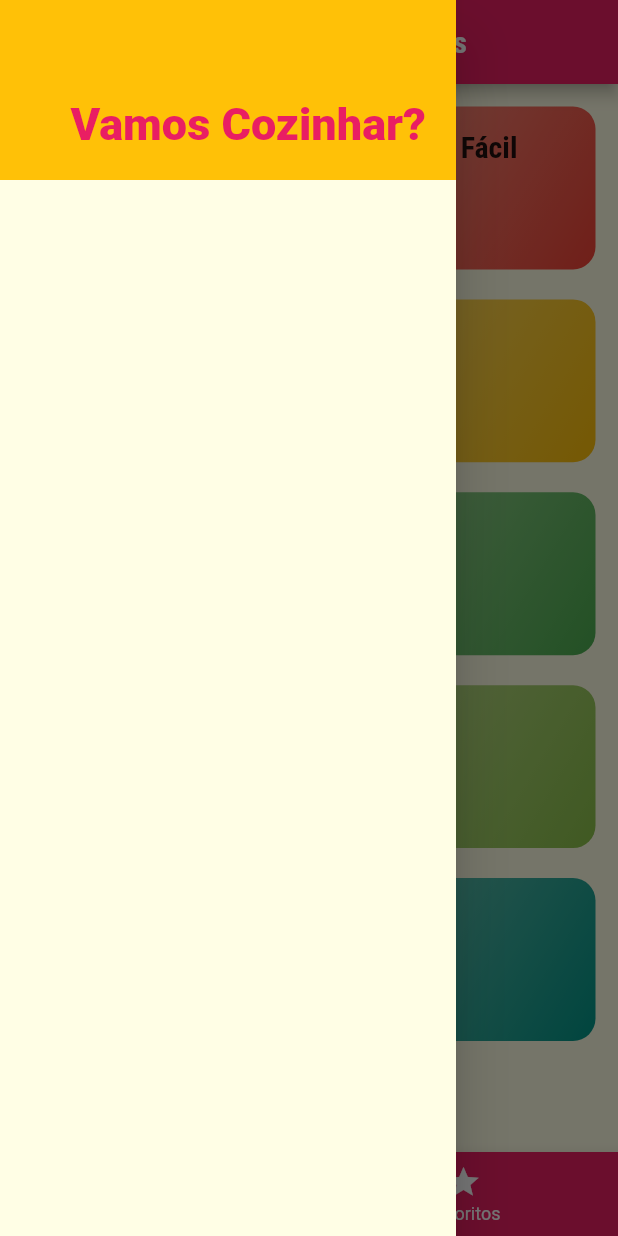
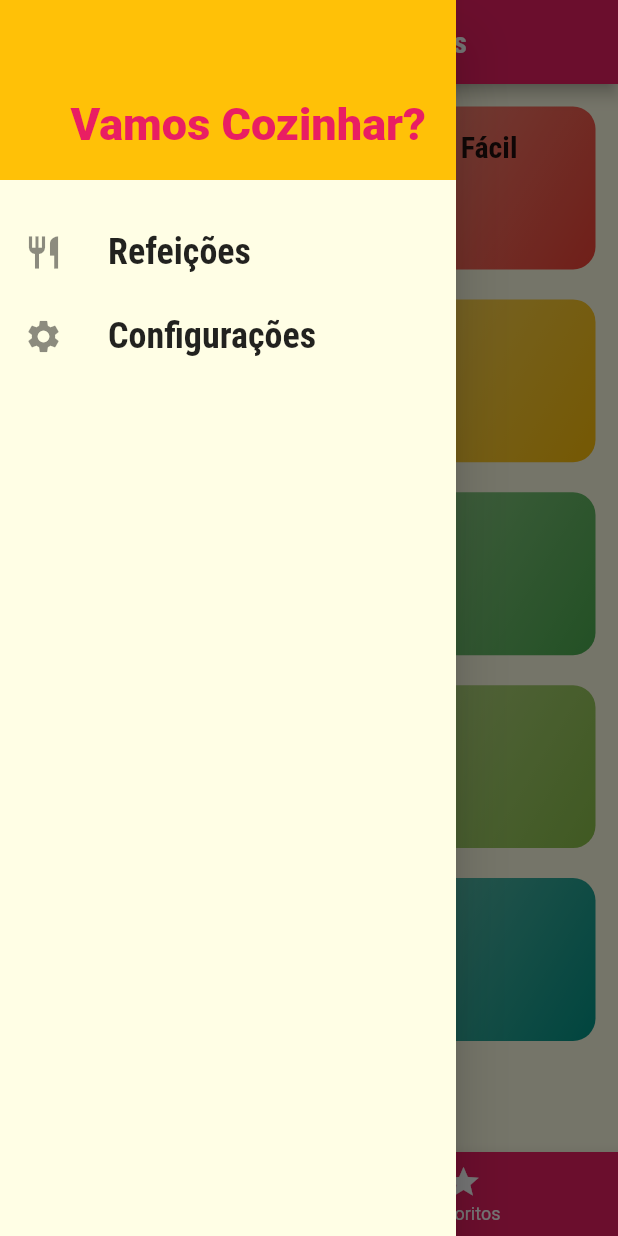
Before and after one commit to LuisFSanches/Meals-App, a Flutter app: the screen it shows after launch, with the side drawer open, on a phone screen of 412 x 824 dp. Run offline on Flutter 3.47's test engine with Material 2 defaults, Android fonts, the phone set to English and light mode, and no system bars.

Commit message:
Settings page is done and filter is working

```diff
--- a/lib/components/main_drawer.dart
+++ b/lib/components/main_drawer.dart
@@ -1,7 +1,27 @@
 import 'package:flutter/material.dart';
+
+import '../utils/app_routes.dart';
 
 class MainDrawer extends StatelessWidget {
 
+
+  Widget _createItem(IconData icon, String label, Function() onTap){
+    return ListTile(
+      leading: Icon(
+        icon,
+        size:26
+      ),
+      title: Text(
+        label,
+        style:const  TextStyle(
+          fontFamily: 'RobotoCondensed',
+          fontSize: 24,
+          fontWeight: FontWeight.bold
+        ),
+        ),
+      onTap: onTap
+    );
+  }
 
   @override
   Widget build(BuildContext context) {
@@ -22,8 +42,19 @@ class MainDrawer extends StatelessWidget {
                 color: Theme.of(context).primaryColor
               ),
               ),
+          ),
+          const SizedBox(height: 20),
+          _createItem(
+            Icons.restaurant,
+            'Refeições',
+            ()=>Navigator.of(context).pushReplacementNamed(AppRoutes.HOME)
+            ),
 
-          )
+          _createItem(
+            Icons.settings,
+            'Configurações',
+            ()=>Navigator.of(context).pushReplacementNamed(AppRoutes.SETTINGS)
+            )
         ],
       ),
     );
--- a/lib/data/dummy_data.dart
+++ b/lib/data/dummy_data.dart
@@ -1,7 +1,7 @@
 import 'package:flutter/material.dart';
 
 import '../../models/category.dart';
-import '../models/Meal.dart';
+import '../models/meal.dart';
 
 const DUMMY_CATEGORIES = const [
   Category(
@@ -56,7 +56,7 @@ const DUMMY_CATEGORIES = const [
   ),
 ];
 
-const DUMMY_MEALS = const [
+const DUMMY_MEALS =  [
   Meal(
     id: 'm1',
     categories: ['c1', 'c2'],
--- a/lib/main.dart
+++ b/lib/main.dart
@@ -1,5 +1,7 @@
 import 'package:flutter/material.dart';
+import 'package:meals/models/meal.dart';
 import 'package:meals/screens/meal_detail_screen.dart';
+import 'package:meals/screens/settings_screen.dart';
 
 import 'screens/categories_screen.dart';
 import 'screens/tabs_screen.dart';
@@ -8,9 +10,36 @@ import 'screens/categories_meals_screen.dart';
 
 import 'utils/app_routes.dart';
 
+import 'models/meal.dart';
+import 'models/settings.dart';
+import 'data/dummy_data.dart';
+
 void main() => runApp(MyApp());
 
-class MyApp extends StatelessWidget {
+class MyApp extends StatefulWidget {
+  @override
+  State<MyApp> createState() => _MyAppState();
+}
+
+class _MyAppState extends State<MyApp> {
+
+  Settings settings = Settings();
+  List<Meal> _availableMeals = DUMMY_MEALS;
+
+  void _filterMeals (Settings settings){
+    setState(() {
+      this.settings = settings;
+
+      _availableMeals = DUMMY_MEALS.where((meal) {
+        final filterGluten = settings.isGlutenFree && !meal.isGlutenFree;
+        final filterLactose = settings.isLactoseFree && !meal.isLactoseFree;
+        final filterVegan = settings.isVegan && !meal.isVegan;
+        final filterVegetarian = settings.isVegetarian && !meal.isVegetarian;
+        return !filterGluten && !filterLactose && !filterVegan && !filterVegetarian;
+      }).toList();
+    });
+  }
+
   @override
   Widget build(BuildContext context) {
     return MaterialApp(
@@ -31,8 +60,9 @@ class MyApp extends StatelessWidget {
 
       routes: {
         AppRoutes.HOME: (ctx)=> TabsScreen(),
-        AppRoutes.CATEGORIES_MEALS:(ctx)=>CategoriesMealsScreen(),
-        AppRoutes.MEAL_DETAIL: (ctx) => MealDetailScreen()
+        AppRoutes.CATEGORIES_MEALS:(ctx)=>CategoriesMealsScreen(_availableMeals),
+        AppRoutes.MEAL_DETAIL: (ctx) => MealDetailScreen(),
+        AppRoutes.SETTINGS: (ctx) => SettingsScreen(settings, _filterMeals)
       },
 
       onUnknownRoute: (settings){
--- /dev/null
+++ b/lib/models/settings.dart
@@ -0,0 +1,15 @@
+class Settings{
+
+   bool isGlutenFree;
+   bool isLactoseFree;
+   bool isVegan;
+   bool isVegetarian;
+
+  Settings({
+    this.isGlutenFree = false,
+    this.isLactoseFree = false,
+    this.isVegan = false,
+    this.isVegetarian = false,
+  });
+
+}
--- a/lib/utils/app_routes.dart
+++ b/lib/utils/app_routes.dart
@@ -2,4 +2,5 @@ class AppRoutes{
   static const HOME = '/';
   static const CATEGORIES_MEALS = '/categories-meals';
   static const MEAL_DETAIL = '/meal-detail';
+  static const SETTINGS = '/settings';
 }
```
Also changed, not shown: lib/components/meal_item.dart (+9 -2 lines), lib/screens/categories_meals_screen.dart (+5 -2 lines), lib/screens/meal_detail_screen.dart (+13 -7 lines), lib/screens/settings_screen.dart (added, +95 -0 lines).
